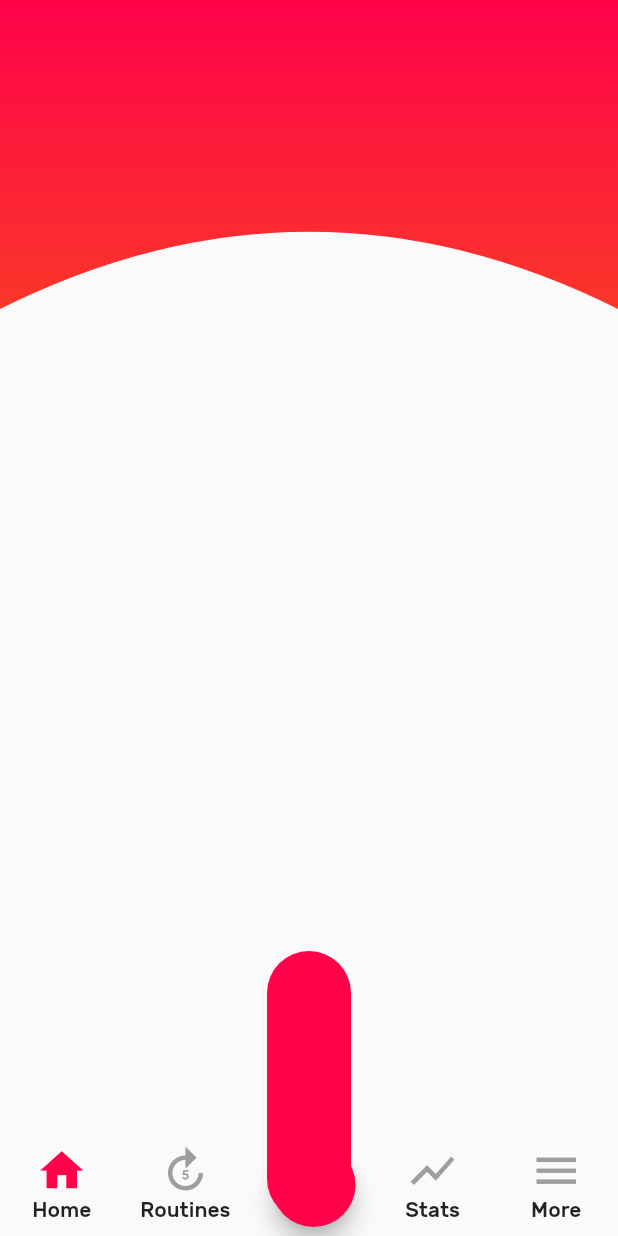
After one commit to adaptive-beaver/Flutter-demo, a Flutter app: the SmartHome screen opened by its route, after a tap on the "add" icon, on a phone screen of 412 x 824 dp. The commit adds this screen. Run offline on Flutter 3.47's test engine with Material 2 defaults, Android fonts, the phone set to English and light mode, and no system bars; our stand-ins replace camera, dio, path_drawing, shared_preferences; accounts and stored records are empty; project files that could hold a hidden picture were left out.

Commit message:
chore: add smart-home template, in progress !!!

```diff
--- a/lib/configs/routes.dart
+++ b/lib/configs/routes.dart
@@ -2,7 +2,6 @@ import 'package:playground_flutter/home.dart';
 import 'package:playground_flutter/pages/navigation-bars/3d_bottom_navigation_bar.dart';
 import 'package:playground_flutter/pages/navigation-bars/bottom_with_float_button.dart';
 import 'package:playground_flutter/pages/progress-button/progress-button.dart';
-import 'package:playground_flutter/pages/templates/chat.dart';
 import 'package:playground_flutter/pages/templates/daycare-clone/daycare-home.dart';
 import 'package:playground_flutter/pages/templates/furniture-clone/furniture-home.dart';
 import 'package:playground_flutter/pages/templates/game-organizer-clone/game-organizer-home.dart';
@@ -11,6 +10,7 @@ import 'package:playground_flutter/pages/templates/hospital-dashboard-clone/hosp
 import 'package:playground_flutter/pages/templates/news-app-concept-clone/news-app-concept-home.dart';
 import 'package:playground_flutter/pages/templates/profile-one.dart';
 import 'package:playground_flutter/pages/templates/real-estate-clone/real-estate-home.dart';
+import 'package:playground_flutter/pages/templates/smart-home-clone/smart-home-home.dart';
 import 'package:playground_flutter/pages/templates/smart-plant-clone/smart-plant-home.dart';
 import 'package:playground_flutter/pages/templates/trending.dart';
 import 'package:playground_flutter/pages/templates/whatsapp-clone/whatsapp_home.dart';
@@ -32,4 +32,5 @@ var routes = {
   '/NewsAppConcept': (context) => new NewsAppConceptHome(),
   '/Furniture': (context) => new FurnitureHome(),
   '/GameOrganizer': (context) => new GameOrganizerHome(),
+  '/SmartHome': (context) => new SmartHome(),
 };
--- a/lib/configs/themes.dart
+++ b/lib/configs/themes.dart
@@ -1,6 +1,6 @@
 import 'package:flutter/material.dart';
 
-enum Themes { light, dark, whapsapp, gameOrganizer }
+enum Themes { light, dark, whapsapp, gameOrganizer, smartHome }
 
 ThemeData getThemeByType(Themes type) {
   switch (type) {
@@ -12,6 +12,14 @@ ThemeData getThemeByType(Themes type) {
       return ThemeData(
         primaryColor: new Color(0xff075E54),
         accentColor: new Color(0xff25D366),
+      );
+    case Themes.smartHome:
+      return ThemeData(
+        brightness: Brightness.light,
+        backgroundColor: Color(0xfff7f8f9),
+        fontFamily: 'Rubik',
+        cardColor: Colors.white,
+        //textTheme: TextTheme(),
       );
     case Themes.gameOrganizer:
       return ThemeData(
--- a/lib/data/sidemenu.dart
+++ b/lib/data/sidemenu.dart
@@ -29,4 +29,5 @@ List<MenuModel> menu = [
       'News App Concept template', Icons.open_in_new, '/NewsAppConcept'),
   new MenuModel('Furniture template', Icons.pages, '/Furniture', true),
   new MenuModel('GameOrganizer template', Icons.pages, '/GameOrganizer', true),
+  new MenuModel('Smart Home template', Icons.hot_tub, '/SmartHome'),
 ];
--- a/lib/main.dart
+++ b/lib/main.dart
@@ -1,9 +1,22 @@
 import 'package:flutter/material.dart';
+import 'package:flutter/services.dart';
 import 'package:playground_flutter/bloc/theme.bloc.dart';
 import 'package:playground_flutter/configs/routes.dart';
 import 'package:playground_flutter/configs/themes.dart';
 
-void main() => runApp(MyApp());
+void main() {
+  SystemChrome.setPreferredOrientations([
+    DeviceOrientation.portraitDown,
+    DeviceOrientation.portraitUp,
+  ]);
+
+  SystemChrome.setSystemUIOverlayStyle(SystemUiOverlayStyle(
+    statusBarColor: Colors.transparent,
+    statusBarIconBrightness: Brightness.light,
+  ));
+
+  return runApp(MyApp());
+}
 
 class MyApp extends StatelessWidget {
   // This widget is the root of your application.
@@ -19,7 +32,6 @@ class MyApp extends StatelessWidget {
             debugShowCheckedModeBanner: false,
             routes: routes,
           );
-      }
-    );
+        });
   }
 }
--- /dev/null
+++ b/lib/pages/templates/smart-home-clone/bottom-bar.dart
@@ -0,0 +1,105 @@
+import 'package:flutter/material.dart';
+import 'package:playground_flutter/pages/templates/smart-home-clone/center-bottom-button.dart';
+
+Color color = Color(0xffff024a);
+
+class BottomBar extends StatefulWidget {
+  BottomBar({Key key}) : super(key: key);
+
+  _BottomBarState createState() => _BottomBarState();
+}
+
+class _BottomBarState extends State<BottomBar> {
+  @override
+  Widget build(BuildContext context) {
+    double itemWidth = MediaQuery.of(context).size.width / 5;
+
+    return Row(
+      mainAxisAlignment: MainAxisAlignment.spaceAround,
+      crossAxisAlignment: CrossAxisAlignment.center,
+      children: <Widget>[
+        Container(
+          width: itemWidth,
+          alignment: Alignment.center,
+          child: Ink(
+            child: InkWell(
+              onTap: () {},
+              child: Column(
+                mainAxisAlignment: MainAxisAlignment.center,
+                children: <Widget>[
+                  Icon(
+                    Icons.home,
+                    color: color,
+                    size: 35,
+                  ),
+                  Text("Home")
+                ],
+              ),
+            ),
+          ),
+        ),
+        Container(
+          width: itemWidth,
+          alignment: Alignment.center,
+          child: Ink(
+            child: InkWell(
+              onTap: () {},
+              child: Column(
+                mainAxisAlignment: MainAxisAlignment.center,
+                children: <Widget>[
+                  Icon(
+                    Icons.forward_5,
+                    color: Colors.grey,
+                    size: 35,
+                  ),
+                  Text("Routines")
+                ],
+              ),
+            ),
+          ),
+        ),
+        Container(width: itemWidth),
+        Container(
+          width: itemWidth,
+          alignment: Alignment.center,
+          child: Ink(
+            child: InkWell(
+              onTap: () {},
+              child: Column(
+                mainAxisAlignment: MainAxisAlignment.center,
+                children: <Widget>[
+                  Icon(
+                    Icons.show_chart,
+                    color: Colors.grey,
+                    size: 35,
+                  ),
+                  Text("Stats")
+                ],
+              ),
+            ),
+          ),
+        ),
+        Container(
+          width: itemWidth,
+          alignment: Alignment.center,
+          child: Ink(
+            child: InkWell(
+              onTap: () {},
+              child: Column(
+                mainAxisAlignment: MainAxisAlignment.center,
+                children: <Widget>[
+                  Icon(
+                    Icons.menu,
+                    color: Colors.grey,
+                    size: 35,
+                  ),
+                  Text("More")
+                ],
+              ),
+            ),
+          ),
+        )
+      ],
+    );
+  }
+}
--- /dev/null
+++ b/lib/pages/templates/smart-home-clone/center-bottom-button.dart
@@ -0,0 +1,74 @@
+import 'package:flutter/material.dart';
+import 'dart:math' as math;
+import 'package:playground_flutter/pages/templates/smart-home-clone/overlay-actions.dart';
+
+Color color = Color(0xffff024a);
+
+class CenterBottomButton extends StatefulWidget {
+  @override
+  _CenterBottomButtonState createState() => _CenterBottomButtonState();
+}
+
+class _CenterBottomButtonState extends State<CenterBottomButton>
+    with SingleTickerProviderStateMixin {
+  AnimationController _controller;
+
+  @override
+  void initState() {
+    super.initState();
+    _controller = new AnimationController(
+      vsync: this,
+      duration: const Duration(milliseconds: 100),
+    );
+  }
+
+  @override
+  Widget build(BuildContext context) {
+    return AnchoredOverlay(
+      showOverlay: true,
+      overlayBuilder: (context, offset) {
+        return Stack(
+          children: <Widget>[
+            CenterAbout(
+              position: Offset(
+                MediaQuery.of(context).size.width / 2,
+                MediaQuery.of(context).size.height - 100,
+              ),
+              child: ScaleTransition(
+                scale: new CurvedAnimation(
+                  parent: _controller,
+                  curve: Curves.easeInOut,
+                ),
+                child: Container(
+                  width: 56,
+                  height: 180,
+                  decoration: BoxDecoration(
+                    color: color,
+                    borderRadius: BorderRadius.circular(30),
+                  ),
+                  child: Column(
+                    mainAxisAlignment: MainAxisAlignment.spaceBetween,
+                    crossAxisAlignment: CrossAxisAlignment.center,
+                    children: <Widget>[],
+                  ),
+                ),
+              ),
+            ),
+          ],
+        );
+      },
+      child: new FloatingActionButton(
+        heroTag: null,
+        backgroundColor: color,
+        child: new Icon(Icons.add),
+        onPressed: () {
+          if (_controller.isDismissed) {
+            _controller.forward();
+          } else {
+            _controller.reverse();
+          }
+        },
+      ),
+    );
+  }
+}
--- /dev/null
+++ b/lib/pages/templates/smart-home-clone/curve-clipper.dart
@@ -0,0 +1,21 @@
+import 'package:flutter/material.dart';
+
+class CurveClipper extends CustomClipper<Path> {
+  @override
+  Path getClip(Size size) {
+    Path path = Path();
+
+    path.lineTo(0, size.height);
+    path.quadraticBezierTo(
+        size.width / 2, size.height / 2, size.width, size.height);
+    path.lineTo(size.width, 0);
+
+    path.close();
+    return path;
+  }
+
+  @override
+  bool shouldReclip(CustomClipper<Path> oldClipper) {
+    return true;
+  }
+}
--- /dev/null
+++ b/lib/pages/templates/smart-home-clone/overlay-actions.dart
@@ -0,0 +1,139 @@
+// code from: https://github.com/matthew-carroll/flutter_ui_challenge_feature_discovery
+// TODO: Use https://github.com/matthew-carroll/fluttery/blob/master/lib/src/layout_overlays.dart
+import 'package:flutter/material.dart';
+
+class AnchoredOverlay extends StatelessWidget {
+  final bool showOverlay;
+  final Widget Function(BuildContext, Offset anchor) overlayBuilder;
+  final Widget child;
+
+  AnchoredOverlay({
+    this.showOverlay,
+    this.overlayBuilder,
+    this.child,
+  });
+
+  @override
+  Widget build(BuildContext context) {
+    return new Container(
+      child: new LayoutBuilder(
+          builder: (BuildContext context, BoxConstraints constraints) {
+        return new OverlayBuilder(
+          showOverlay: showOverlay,
+          overlayBuilder: (BuildContext overlayContext) {
+            RenderBox box = context.findRenderObject() as RenderBox;
+            final center =
+                box.size.center(box.localToGlobal(const Offset(0.0, 0.0)));
+
+            return overlayBuilder(overlayContext, center);
+          },
+          child: child,
+        );
+      }),
+    );
+  }
+}
+
+class OverlayBuilder extends StatefulWidget {
+  final bool showOverlay;
+  final Function(BuildContext) overlayBuilder;
+  final Widget child;
+
+  OverlayBuilder({
+    this.showOverlay = false,
+    this.overlayBuilder,
+    this.child,
+  });
+
+  @override
+  _OverlayBuilderState createState() => new _OverlayBuilderState();
+}
+
+class _OverlayBuilderState extends State<OverlayBuilder> {
+  OverlayEntry overlayEntry;
+
+  @override
+  void initState() {
+    super.initState();
+
+    if (widget.showOverlay) {
+      WidgetsBinding.instance.addPostFrameCallback((_) => showOverlay());
+    }
+  }
+
+  @override
+  void didUpdateWidget(OverlayBuilder oldWidget) {
+    super.didUpdateWidget(oldWidget);
+    WidgetsBinding.instance.addPostFrameCallback((_) => syncWidgetAndOverlay());
+  }
+
+  @override
+  void reassemble() {
+    super.reassemble();
+    WidgetsBinding.instance.addPostFrameCallback((_) => syncWidgetAndOverlay());
+  }
+
+  @override
+  void dispose() {
+    if (isShowingOverlay()) {
+      hideOverlay();
+    }
+
+    super.dispose();
+  }
+
+  bool isShowingOverlay() => overlayEntry != null;
+
+  void showOverlay() {
+    overlayEntry = new OverlayEntry(
+      builder: widget.overlayBuilder,
+    );
+    addToOverlay(overlayEntry);
+  }
+
+  void addToOverlay(OverlayEntry entry) async {
+    if(context != null) {
+      Overlay.of(context).insert(entry);
+    }
+  }
+
+  void hideOverlay() {
+    overlayEntry.remove();
+    overlayEntry = null;
+  }
+
+  void syncWidgetAndOverlay() {
+    if (isShowingOverlay() && !widget.showOverlay) {
+      hideOverlay();
+    } else if (!isShowingOverlay() && widget.showOverlay) {
+      showOverlay();
+    }
+  }
+
+  @override
+  Widget build(BuildContext context) {
+    return widget.child;
+  }
+}
+
+class CenterAbout extends StatelessWidget {
+  final Offset position;
+  final Widget child;
+
+  CenterAbout({
+    this.position,
+    this.child,
+  });
+
+  @override
+  Widget build(BuildContext context) {
+    return new Positioned(
+      top: position.dy,
+      left: position.dx,
+      child: new FractionalTranslation(
+        translation: const Offset(-0.5, -0.5),
+        child: child,
+      ),
+    );
+  }
+}
--- /dev/null
+++ b/lib/pages/templates/smart-home-clone/smart-home-home.dart
@@ -0,0 +1,67 @@
+import 'package:flutter/material.dart';
+import 'package:playground_flutter/bloc/theme.bloc.dart';
+import 'package:playground_flutter/configs/themes.dart';
+import 'package:playground_flutter/pages/templates/smart-home-clone/bottom-bar.dart';
+import 'package:playground_flutter/pages/templates/smart-home-clone/center-bottom-button.dart';
+import 'package:playground_flutter/pages/templates/smart-home-clone/curve-clipper.dart';
+
+Color color = Color(0xffff024a);
+Color color2 = Color(0xfffa3629);
+
+class SmartHome extends StatefulWidget {
+  const SmartHome({Key key}) : super(key: key);
+
+  @override
+  _SmartHomeState createState() => _SmartHomeState();
+}
+
+class _SmartHomeState extends State<SmartHome> {
+  @override
+  void initState() {
+    super.initState();
+    themeBloc.changeTheme(Themes.smartHome);
+  }
+
+  @override
+  Widget build(BuildContext context) {
+    Size media = MediaQuery.of(context).size;
+
+    return Scaffold(
+        body: Container(
+      height: media.height,
+      width: media.width,
+      child: Stack(
+        children: <Widget>[
+          ClipPath(
+            clipper: CurveClipper(),
+            child: Container(
+              width: media.width,
+              height: media.height * .25,
+              decoration: BoxDecoration(
+                gradient: LinearGradient(
+                  colors: [
+                    Color(0xffff024a),
+                    Color(0xfffa3629),
+                  ],
+                  begin: Alignment.topCenter,
+                  end: Alignment.bottomCenter,
+                ),
+              ),
+            ),
+          ),
+          Positioned(
+            bottom: 0,
+            width: media.width,
+            height: 70,
+            child: BottomBar(),
+          ),
+          Positioned(
+            bottom: 6,
+            left: (media.width / 2) - 25,
+            child: CenterBottomButton(),
+          ),
+        ],
+      ),
+    ));
+  }
+}
```
Lines whose indentation alone changed are shown as unchanged.
